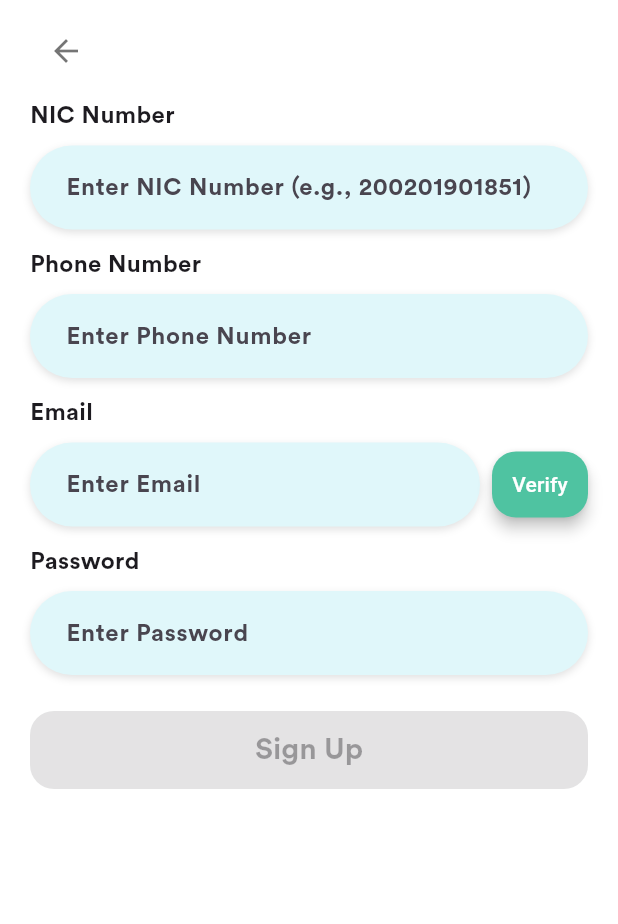
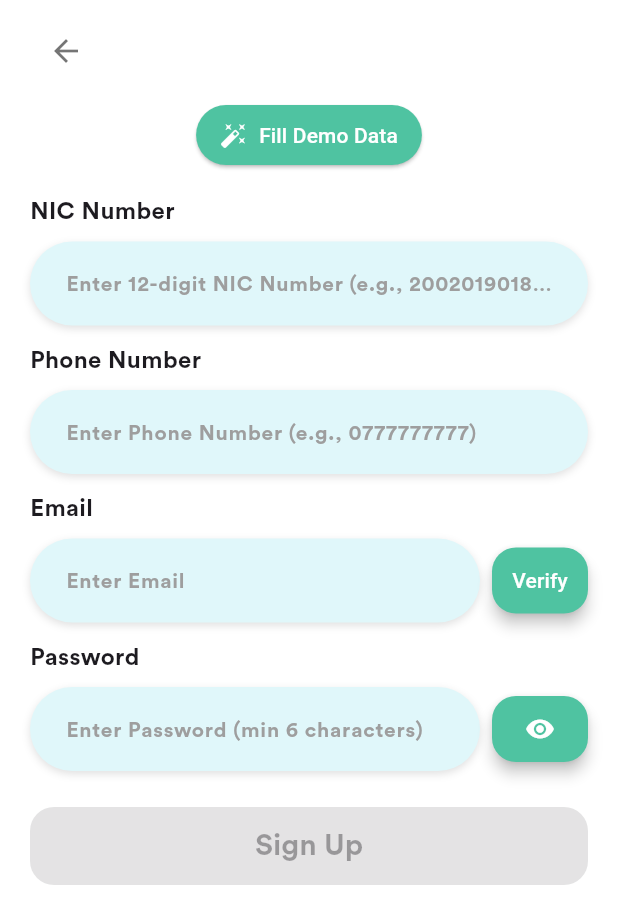
Before and after one commit to MohanathasThujeeban/maternal_health, a Flutter app: the screen it shows after launch, after a tap on "Create account", on a phone screen of 412 x 824 dp. Shown: the top 924 px of the screen. Run offline on Flutter 3.47's test engine with Material 3 defaults, Android fonts, the phone set to English and light mode, and no system bars; network calls fail.

Commit message:
Update maternal_health project with latest registration changes

```diff
--- a/lib/features/auth/screens/register3_screen.dart
+++ b/lib/features/auth/screens/register3_screen.dart
@@ -21,10 +21,12 @@ class _Register3ScreenState extends State<Register3Screen> {
   bool emailVerified = false;
   bool verifying = false;
   bool isLoading = false;
+  bool showPassword = false;
 
   @override
   void initState() {
     super.initState();
+    // Only use data if it was provided from previous screens
     nicController.text = widget.registrationData.nicNumber;
     phoneController.text = widget.registrationData.phoneNumber3;
     passwordController.text = widget.registrationData.password;
@@ -50,6 +52,33 @@ class _Register3ScreenState extends State<Register3Screen> {
       ).showSnackBar(const SnackBar(content: Text('Please fill all fields')));
       return false;
     }
+
+    // Validate NIC number format (12 digits)
+    if (nicController.text.length != 12 ||
+        !RegExp(r'^\d{12}$').hasMatch(nicController.text)) {
+      ScaffoldMessenger.of(context).showSnackBar(
+        const SnackBar(content: Text('NIC number must be exactly 12 digits')),
+      );
+      return false;
+    }
+
+    // Validate phone number format
+    if (phoneController.text.length < 10 ||
+        !RegExp(r'^\d+$').hasMatch(phoneController.text)) {
+      ScaffoldMessenger.of(context).showSnackBar(
+        const SnackBar(content: Text('Please enter a valid phone number')),
+      );
+      return false;
+    }
+
+    // Validate password length
+    if (passwordController.text.length < 6) {
+      ScaffoldMessenger.of(context).showSnackBar(
+        const SnackBar(content: Text('Password must be at least 6 characters')),
+      );
+      return false;
+    }
+
     return true;
   }
 
@@ -144,6 +173,38 @@ class _Register3ScreenState extends State<Register3Screen> {
                 color: Colors.black54,
               ),
               const SizedBox(height: 8),
+
+              // Add "Fill Demo Data" button
+              Center(
+                child: ElevatedButton.icon(
+                  onPressed: () {
+                    setState(() {
+                      nicController.text = '200201901851';
+                      phoneController.text = '0777777777';
+                      emailController.text = 'demo@example.com';
+                      passwordController.text = 'Demo123';
+                      emailVerified = true; // Auto-verify for demo
+                    });
+                    ScaffoldMessenger.of(context).showSnackBar(
+                      const SnackBar(content: Text('Demo data filled!')),
+                    );
+                  },
+                  icon: const Icon(Icons.auto_fix_high, size: 18),
+                  label: const Text('Fill Demo Data'),
+                  style: ElevatedButton.styleFrom(
+                    backgroundColor: const Color(0xFF4FC3A1),
+                    foregroundColor: Colors.white,
+                    shape: RoundedRectangleBorder(
+                      borderRadius: BorderRadius.circular(20),
+                    ),
+                    padding: const EdgeInsets.symmetric(
+                      horizontal: 16,
+                      vertical: 8,
+                    ),
+                  ),
+                ),
+              ),
+              const SizedBox(height: 16),
               const Text(
                 'NIC Number',
                 style: TextStyle(
@@ -154,8 +215,10 @@ class _Register3ScreenState extends State<Register3Screen> {
               ),
               const SizedBox(height: 8),
               _RoundedTextField(
-                hint: 'Enter NIC Number (e.g., 200201901851)',
+                hint: 'Enter 12-digit NIC Number (e.g., 200201901851)',
                 controller: nicController,
+                keyboardType: TextInputType.number,
+                maxLength: 12,
               ),
               const SizedBox(height: 12),
               const Text(
@@ -168,8 +231,9 @@ class _Register3ScreenState extends State<Register3Screen> {
               ),
               const SizedBox(height: 8),
               _RoundedTextField(
-                hint: 'Enter Phone Number',
+                hint: 'Enter Phone Number (e.g., 0777777777)',
                 controller: phoneController,
+                keyboardType: TextInputType.phone,
               ),
               const SizedBox(height: 12),
               const Text(
@@ -229,10 +293,40 @@ class _Register3ScreenState extends State<Register3Screen> {
                 ),
               ),
               const SizedBox(height: 8),
-              _RoundedTextField(
-                hint: 'Enter Password',
-                controller: passwordController,
-                obscureText: true,
+              Row(
+                children: [
+                  Expanded(
+                    child: _RoundedTextField(
+                      hint: 'Enter Password (min 6 characters)',
+                      controller: passwordController,
+                      obscureText: !showPassword,
+                    ),
+                  ),
+                  const SizedBox(width: 8),
+                  ElevatedButton(
+                    onPressed: () {
+                      setState(() {
+                        showPassword = !showPassword;
+                      });
+                    },
+                    style: ElevatedButton.styleFrom(
+                      backgroundColor: const Color(0xFF4FC3A1),
+                      foregroundColor: Colors.white,
+                      shape: RoundedRectangleBorder(
+                        borderRadius: BorderRadius.circular(16),
+                      ),
+                      elevation: 4,
+                      padding: const EdgeInsets.symmetric(
+                        horizontal: 12,
+                        vertical: 12,
+                      ),
+                    ),
+                    child: Icon(
+                      showPassword ? Icons.visibility_off : Icons.visibility,
+                      size: 20,
+                    ),
+                  ),
+                ],
               ),
               const SizedBox(height: 24),
               Center(
@@ -283,10 +377,15 @@ class _RoundedTextField extends StatelessWidget {
   final String hint;
   final TextEditingController? controller;
   final bool obscureText;
+  final TextInputType? keyboardType;
+  final int? maxLength;
+
   const _RoundedTextField({
     required this.hint,
     this.controller,
     this.obscureText = false,
+    this.keyboardType,
+    this.maxLength,
   });
 
   @override
@@ -302,6 +401,8 @@ class _RoundedTextField extends StatelessWidget {
       child: TextField(
         controller: controller,
         obscureText: obscureText,
+        keyboardType: keyboardType,
+        maxLength: maxLength,
         decoration: InputDecoration(
           border: InputBorder.none,
           hintText: hint,
@@ -309,6 +410,12 @@ class _RoundedTextField extends StatelessWidget {
             horizontal: 24,
             vertical: 16,
           ),
+          counterText: maxLength != null ? '' : null, // Hide character counter
+          hintStyle: const TextStyle(
+            fontFamily: 'SpotifyCircular',
+            fontSize: 14,
+            color: Colors.grey,
+          ),
         ),
         style: const TextStyle(fontFamily: 'SpotifyCircular', fontSize: 16),
       ),
```
Also changed, not shown: 1 other file.
